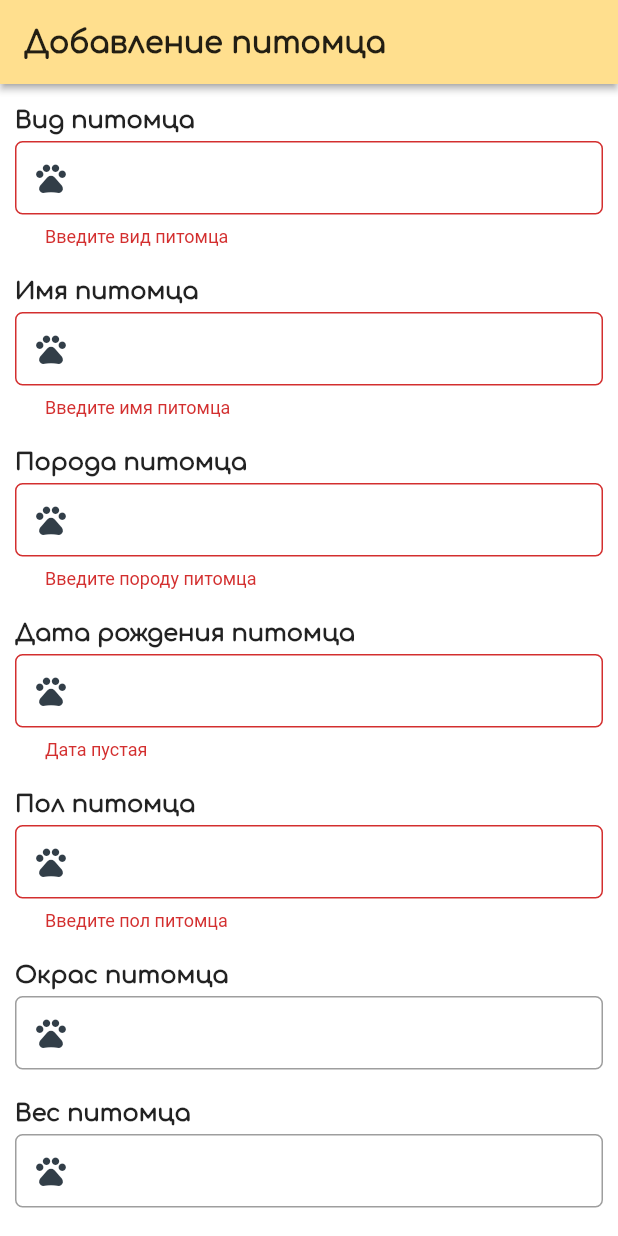
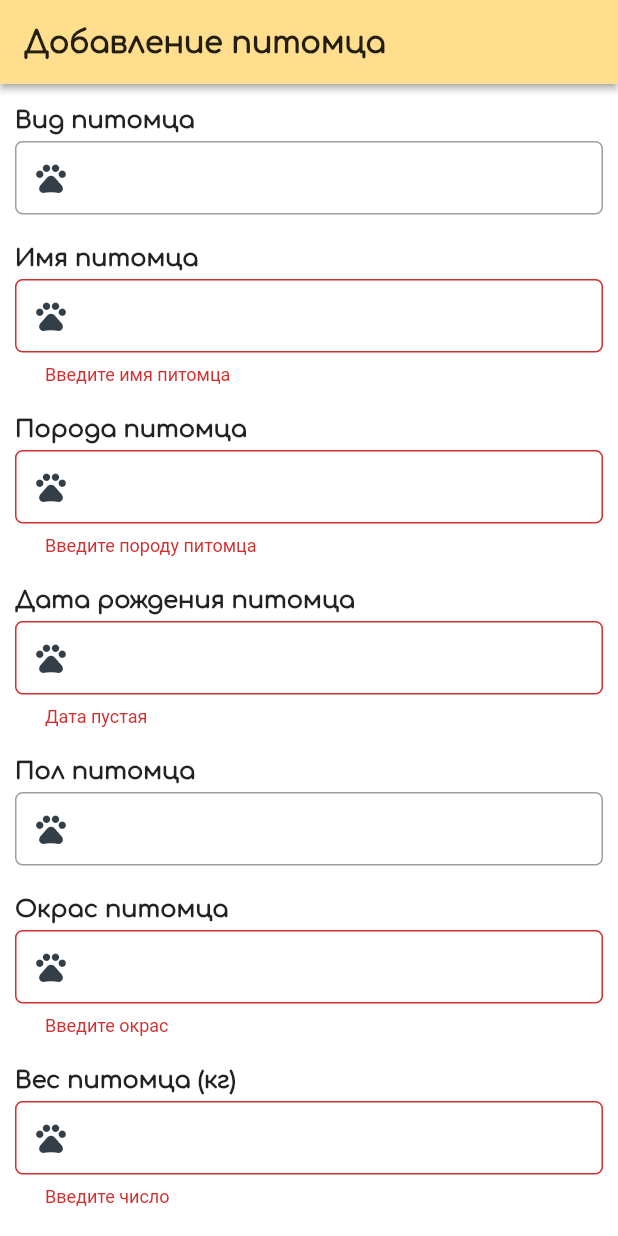
Before and after one commit to Ekaterina0801/Pet-Care-App, a Flutter app: the AddAnimal widget shown alone on an empty page, opened directly, after a tap on "Добавить", on a phone screen of 412 x 824 dp. Run offline on Flutter 3.47's test engine with Material 2 defaults, Android fonts, the phone set to English and light mode, and no system bars; drawn by our look-alikes of select_form_field; our stand-ins replace another_flushbar, connectivity, date_time_picker, google_fonts, mvc_pattern, salomon_bottom_bar and 2 more; missing offline and left inert: avatars, syncfusion_localizations; accounts and stored records are empty.

Commit message:
Добавлена валидация в изменении основных данных питомца и изменены сообщения в валидации

```diff
--- a/lib/pages/ProfilePage/AddAnimal.dart
+++ b/lib/pages/ProfilePage/AddAnimal.dart
@@ -4,8 +4,10 @@ import 'package:http/http.dart';
 import 'package:pet_care/dommain/myuser.dart';
 import 'package:pet_care/pages/Registration/util/shared_preference.dart';
 import 'package:pet_care/pages/Registration/util/widgets.dart';
+import 'package:select_form_field/select_form_field.dart';
 
 import '../BasePage.dart';
+import '../Registration/ValidatorsReg.dart';
 import 'ValidatorDate.dart';
 
 String commaValid(String str) {
@@ -26,29 +28,32 @@ class _AddAnimalState extends State<AddAnimal> {
   @override
   Widget build(BuildContext context) {
     Future<MyUser> getUserData() => UserPreferences().getUser();
-    final animalField = TextFormField(
+    final animalField = SelectFormField(
       autofocus: false,
-        //obscureText: true,
+      items: [
+        {'value': 'Кошка', 'label': 'Кошка'},
+        {'value': 'Собака', 'label': 'Собака'}
+      ],
       validator: (value) => value.isEmpty ? "Введите вид питомца" : null,
+      onChanged: (value) => _animal = value,
       onSaved: (value) => _animal = value,
-        decoration: buildInputDecoration(
-          "Вид питомца",
-          Icons.pets,
-        ));
+      decoration: buildInputDecoration("Вид питомца", Icons.pets),
+    );
 
     final nameField = TextFormField(
         autofocus: false,
         //obscureText: true,
-        validator: (value) => value.isEmpty ? "Введите имя питомца" : null,
+        validator: (value) => value.isEmpty ? "Введите имя питомца" : validateText(value),
         onSaved: (value) => _name = value,
         decoration: buildInputDecoration(
           "Имя питомца",
           Icons.pets,
         ));
+
     final breedField = TextFormField(
         autofocus: false,
         //obscureText: true,
-        validator: (value) => value.isEmpty ? "Введите породу питомца" : null,
+        validator:  (value) => value.isEmpty ? "Введите породу питомца" : validateText(value),
         onSaved: (value) => _breed = value,
         decoration: buildInputDecoration(
           "Порода питомца",
@@ -68,20 +73,22 @@ class _AddAnimalState extends State<AddAnimal> {
           Icons.pets,
         ));
 
-    final genderField = TextFormField(
+    final genderField = SelectFormField(
       autofocus: false,
-        //obscureText: true,
+      items: [
+        {'value': 'Самка', 'label': 'Самка'},
+        {'value': 'Cамец', 'label': 'Cамец'}
+      ],
       validator: (value) => value.isEmpty ? "Введите пол питомца" : null,
+      onChanged: (value) => _gender = value,
       onSaved: (value) => _gender = value,
-        decoration: buildInputDecoration(
-          "Пол питомца",
-          Icons.pets,
-        ));
+      decoration: buildInputDecoration("Пол питомца", Icons.pets),
+    );
 
     final colorField = TextFormField(
         autofocus: false,
         //obscureText: true,
-        //validator: (value) => value.isEmpty ? "Введите окрас питомца" : null,
+        validator:  (value) => value.isEmpty ? "Введите окрас" : validateText(value),
         onSaved: (value) => _color = value,
         decoration: buildInputDecoration(
           "Окрас питомца",
@@ -91,12 +98,13 @@ class _AddAnimalState extends State<AddAnimal> {
     final weightField = TextFormField(
         autofocus: false,
         //obscureText: true,
-        //validator: (value) => value.isEmpty ? "Введите вес питомца" : null,
+        validator: validateDigits,
         onSaved: (value) => _weight = value,
         decoration: buildInputDecoration(
           "Вес питомца",
           Icons.pets,
         ));
+
     return BasePage(
         title: "Добавление питомца",
         body: FutureBuilder(
@@ -212,7 +220,7 @@ class _AddAnimalState extends State<AddAnimal> {
                   Container(
                     padding:
                         EdgeInsets.symmetric(vertical: 0.0, horizontal: 10.0),
-                    child: Text("Вес питомца",
+                    child: Text("Вес питомца (кг)",
                         style:
                             Theme.of(context).copyWith().textTheme.bodyText1),
                   ),
--- a/lib/pages/ProfilePage/ChangeInfo.dart
+++ b/lib/pages/ProfilePage/ChangeInfo.dart
@@ -1,5 +1,6 @@
 import 'package:flutter/material.dart';
 import 'package:pet_care/pages/ProfilePage/Pet.dart';
+import 'package:pet_care/pages/Registration/ValidatorsReg.dart';
 
 //ignore: must_be_immutable
 class ChangeInfoPage extends StatelessWidget {
@@ -19,12 +20,14 @@ class ChangeInfoPage extends StatelessWidget {
                    style: Theme.of(context).copyWith().textTheme.bodyText1),
                 TextFormField(
                   autofocus: false,
+                  validator:  (value) => value.isEmpty ? "Введите имя питомца" : validateText(value),
                   onSaved: (value) => pet.name = value,
                 ),
                  Text('Введите вес питомца:',
                     style: Theme.of(context).copyWith().textTheme.bodyText1),
                 TextFormField(
                   autofocus: false,
+                  validator: validateDigits,
                   onSaved: (value) => pet.weight = value,
                 ),
               ],
--- a/lib/pages/Registration/ValidatorsReg.dart
+++ b/lib/pages/Registration/ValidatorsReg.dart
@@ -3,7 +3,7 @@ String validateText(String value) {
   RegExp regex = new RegExp(r'^[А-Я][а-я]+$');
   var match = regex.firstMatch(value);
   if (value.isEmpty)
-    _msg = "Введите имя";
+    _msg = "Введите текст";
   else if (!regex.hasMatch(value))
     _msg = "Введите символами кириллицы с заглавной буквы";
   return _msg;
@@ -32,12 +32,12 @@ String validatePassword(String value) {
   return _msg;
 }
 
-String validateMoney(String value) {
+String validateDigits(String value) {
   String _msg;
   RegExp regex = new RegExp(
       r'^((\d+[.,\,]\d+)|(\d+))$');
   if (value.isEmpty) {
-    _msg = "Введите цену";
+    _msg = "Введите число";
   } else if (!regex.hasMatch(value))
    _msg = "Введите только число (не обязательное целое)";
   return _msg;
```
Also changed, not shown: lib/pages/Registration/pages/register.dart (+20 -6 lines). Lines whose indentation alone changed are shown as unchanged.
